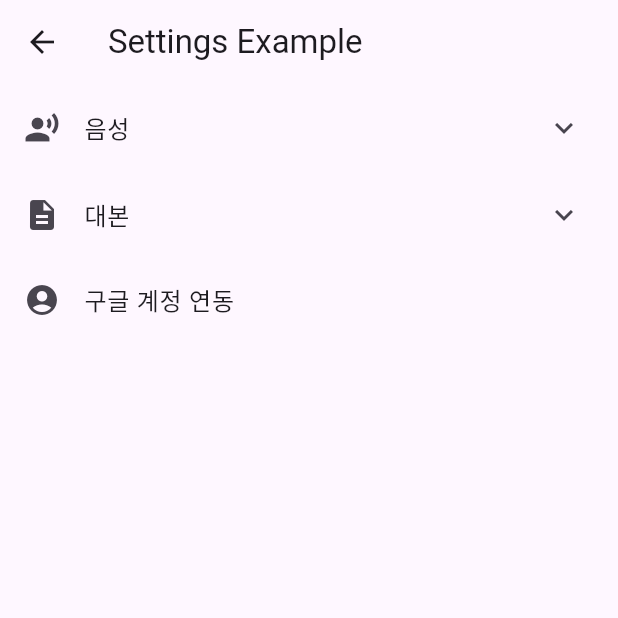
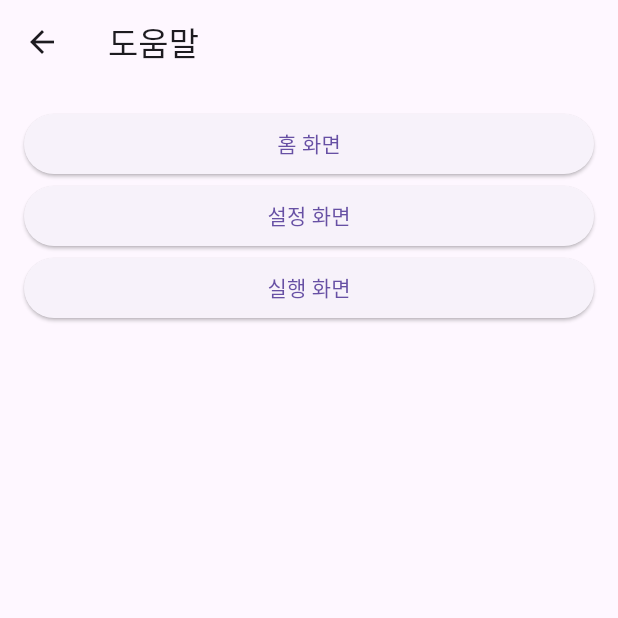
Before and after one commit to Kim-jian/HCI-project, a Flutter app: the screen it shows after launch, after a tap on the "help" icon, on a phone screen of 412 x 824 dp, the top half of it. Run offline on Flutter 3.47's test engine with Material 3 defaults, Android fonts, the phone set to English and light mode, and no system bars; our stand-ins replace file_picker, permission_handler, shared_preferences; missing offline and left inert: flutter_sound.

Commit message:
도우말, 업로드 스크린 생성

```diff
--- a/lib/HomeScreen.dart
+++ b/lib/HomeScreen.dart
@@ -2,8 +2,10 @@ import 'package:flutter/material.dart';
 import 'package:hci_project/SettingScreen.dart';
 import 'package:hci_project/Script.dart';
 import 'package:hci_project/menuListScreen.dart';
-
-
+import 'package:hci_project/helpScreen.dart';
+import 'dart:io';
+import 'package:flutter/material.dart';
+import 'package:file_picker/file_picker.dart';
 
 class HomeScreen extends StatelessWidget {
   const HomeScreen({super.key});
@@ -38,6 +40,43 @@ class _MyHomePageState extends State<MyHomePage> {
     });
   }
 
+  //파일 탐색기 열기
+  Future<void> _openFilePickerAndMoveFile(BuildContext context) async {
+    // 파일 선택 다이얼로그 열기
+    FilePickerResult? result = await FilePicker.platform.pickFiles();
+
+    // 파일 선택 결과 확인
+    if (result != null) {
+      // 선택한 파일 정보 출력
+      print('Selected file: ${result.files.first.name}');
+
+      // 선택한 파일의 경로
+      String? selectedFilePath = result.files.first.path;
+
+      // 새로운 파일 경로 (flutter의 lib/text 폴더에 저장)
+      String newPath = '/text/${result.files.first.name}';
+
+      try {
+        // 파일 이동
+        File(selectedFilePath!).copySync(newPath);
+
+        // 파일 이동 성공 시 알림 표시
+        ScaffoldMessenger.of(context).showSnackBar(
+            SnackBar(content: Text('파일을 성공적으로 이동했습니다.'))
+        );
+      } catch (e) {
+        // 파일 이동 실패 시 오류 메시지 출력
+        print('파일 이동 중 오류 발생: $e');
+        // 실패 알림 표시
+        ScaffoldMessenger.of(context).showSnackBar(
+            SnackBar(content: Text('파일 이동 중 오류 발생: $e'))
+        );
+      }
+    } else {
+      print('파일 선택이 취소되었습니다.');
+    }
+  }
+
   @override
   Widget build(BuildContext context) {
     return Scaffold(
@@ -47,7 +86,7 @@ class _MyHomePageState extends State<MyHomePage> {
           leading: IconButton(
             icon: Icon(Icons.help, size:50),
             onPressed: () { // 도움말 페이지로 이동 -- 추가 해야함
-              Navigator.push(context, MaterialPageRoute(builder: (context) => SettingsPage()));
+              Navigator.push(context, MaterialPageRoute(builder: (context) => HelpScreen()));
             },
           ),
           actions: <Widget>[
@@ -122,7 +161,7 @@ class _MyHomePageState extends State<MyHomePage> {
                 iconSize: 80,
               ),
               IconButton(
-                onPressed: () {}, // 업로드 페이지로 이동
+                onPressed: () => _openFilePickerAndMoveFile(context), // 업로드 페이지로 이동
                 icon: Icon(Icons.file_upload_outlined, color: Colors.black),
                 iconSize:80,
               ),
--- a/lib/helpScreen.dart
+++ b/lib/helpScreen.dart
@@ -0,0 +1,70 @@
+import 'package:flutter/material.dart';
+
+class HelpScreen extends StatefulWidget {
+  @override
+  _HelpScreenState createState() => _HelpScreenState();
+}
+
+class _HelpScreenState extends State<HelpScreen> {
+  // 각 메뉴에 대한 도움말 내용을 저장하는 맵
+  Map<String, String> helpContents = {
+    '홈 화면': '파일 업로드 방법'
+      '\n-하단의 업로드 버튼을 누르고 파일을 선택합니다.'
+      '\n-파일 업로드 후에 원하는 볼륨의 크기를 저장합니다.'
+      '\n-저장한 볼륨과 현재의 볼륨 크기를 비교하며 시각화된 자료로 더 완벽하게 발표 연습을 할 수 있습니다.',
+    '설정 화면': '음성 - 보이스 톤 설정, 음성 템플릿 선택, 보이스 경고 시간을 설정할 수 있습니다.'
+      '\n대본 - 대본 표시 모드와 , 정렬 기준을 선택 할 수 있습니다.',
+    '실행 화면': '대본 표시 모드에 따라 2개중 하나를 선택할 수 있습니다.'
+      '\n-재생 버튼을 통해 대본을 재생 혹은 정지할 수 있습니다. '
+      '\n-상단에 바의 크리고 목표치로 설정한 음성 크기와 현재 음성 크기를 비교할 수 있습니다.'
+      '\n-상단에 그림으로 목표한 대본 진행 속도와 현재 진행중인 부분을 비교할 수 있습니다.',
+  };
+
+  // 선택한 메뉴의 도움말 내용을 저장하는 변수
+  String selectedHelpContent = '';
+
+  @override
+  Widget build(BuildContext context) {
+    return Scaffold(
+      appBar: AppBar(
+        title: Text('도움말'),
+      ),
+      body: Padding(
+        padding: const EdgeInsets.all(16.0),
+        child: Column(
+          crossAxisAlignment: CrossAxisAlignment.stretch,
+          children: [
+            // 각 메뉴를 나타내는 버튼
+            ElevatedButton(
+              onPressed: () {
+                setState(() {
+                  selectedHelpContent = helpContents['홈 화면']!;
+                });
+              },
+              child: Text('홈 화면'),
+            ),
+            ElevatedButton(
+              onPressed: () {
+                setState(() {
+                  selectedHelpContent = helpContents['설정 화면']!;
+                });
+              },
+              child: Text('설정 화면'),
+            ),
+            ElevatedButton(
+              onPressed: () {
+                setState(() {
+                  selectedHelpContent = helpContents['실행 화면']!;
+                });
+              },
+              child: Text('실행 화면'),
+            ),
+            // 선택한 메뉴의 도움말 내용을 나타내는 부분
+            SizedBox(height: 20),
+            Text(selectedHelpContent),
+          ],
+        ),
+      ),
+    );
+  }
+}
--- a/pubspec.yaml
+++ b/pubspec.yaml
@@ -36,6 +36,7 @@ dependencies:
   cupertino_icons: ^1.0.6
   path_provider: ^2.1.3
   shared_preferences: ^2.0.6
+  file_picker: ^5.2.6
 
 dev_dependencies:
   flutter_test:
```
Also changed, not shown: pubspec.lock.
